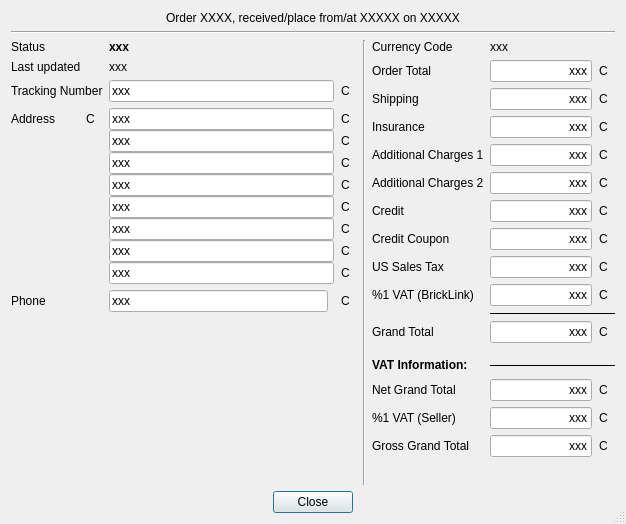
rgriebl/brickstore, file src/desktop/orderinformationdialog.ui: the form before one commit.
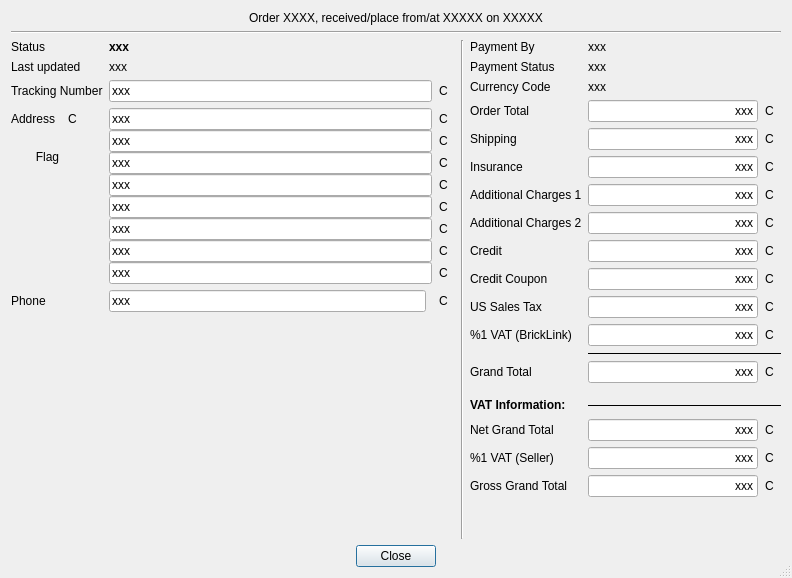
The form after the commit. Icons and pictures are not drawn.

Commit message:
Some improvements to the order info dialog
Plus cleanups in the order code.

Closes: #503

Diff of the .ui file:
```diff
--- a/src/desktop/orderinformationdialog.ui
+++ b/src/desktop/orderinformationdialog.ui
@@ -6,8 +6,8 @@
    <rect>
     <x>0</x>
     <y>0</y>
-    <width>626</width>
-    <height>524</height>
+    <width>792</width>
+    <height>578</height>
    </rect>
   </property>
   <property name="sizePolicy">
@@ -157,31 +157,42 @@
          </layout>
         </item>
         <item row="3" column="0">
-         <layout class="QHBoxLayout" name="horizontalLayout_2">
-          <property name="spacing">
-           <number>24</number>
-          </property>
+         <layout class="QGridLayout" name="w_addressLayout">
           <property name="sizeConstraint">
-           <enum>QLayout::SetDefaultConstraint</enum>
+           <enum>QLayout::SetNoConstraint</enum>
           </property>
-          <item>
+          <item row="0" column="1">
+           <widget class="QToolButton" name="w_addressCopy">
+            <property name="text">
+             <string notr="true">C</string>
+            </property>
+            <property name="icon">
+             <iconset theme="edit-copy">
+              <normaloff>.</normaloff>.</iconset>
+            </property>
+            <property name="autoRaise">
+             <bool>true</bool>
+            </property>
+           </widget>
+          </item>
+          <item row="0" column="0">
            <widget class="QLabel" name="label_17">
             <property name="text">
              <string>Address</string>
             </property>
            </widget>
           </item>
-          <item alignment="Qt::AlignRight">
-           <widget class="QToolButton" name="w_addressCopy">
+          <item row="1" column="0" colspan="2">
+           <widget class="QLabel" name="w_countryFlag">
             <property name="text">
-             <string notr="true">C</string>
+             <string notr="true">Flag</string>
             </property>
             <property name="icon">
              <iconset theme="edit-copy">
               <normaloff>.</normaloff>.</iconset>
             </property>
-            <property name="autoRaise">
-             <bool>true</bool>
+            <property name="alignment">
+             <set>Qt::AlignCenter</set>
             </property>
            </widget>
           </item>
@@ -455,6 +466,9 @@
           <property name="orientation">
            <enum>Qt::Vertical</enum>
           </property>
+          <property name="sizeType">
+           <enum>QSizePolicy::MinimumExpanding</enum>
+          </property>
           <property name="sizeHint" stdset="0">
            <size>
             <width>20</width>
@@ -494,14 +508,14 @@
         <property name="bottomMargin">
          <number>0</number>
         </property>
-        <item row="0" column="0">
+        <item row="2" column="0">
          <widget class="QLabel" name="w_currencyCodeLabel">
           <property name="text">
            <string>Currency Code</string>
           </property>
          </widget>
         </item>
-        <item row="0" column="1">
+        <item row="2" column="1">
          <widget class="QLabel" name="w_currencyCode">
           <property name="text">
            <string notr="true">xxx</string>
@@ -511,14 +525,14 @@
           </property>
          </widget>
         </item>
-        <item row="1" column="0">
+        <item row="4" column="0">
          <widget class="QLabel" name="w_orderTotalLabel">
           <property name="text">
            <string>Order Total</string>
           </property>
          </widget>
         </item>
-        <item row="1" column="1">
+        <item row="4" column="1">
          <layout class="QHBoxLayout" name="horizontalLayout_38">
           <property name="spacing">
            <number>0</number>
@@ -552,14 +566,14 @@
           </item>
          </layout>
         </item>
-        <item row="2" column="0">
+        <item row="5" column="0">
          <widget class="QLabel" name="w_shippingLabel">
           <property name="text">
            <string>Shipping</string>
           </property>
          </widget>
         </item>
-        <item row="2" column="1">
+        <item row="5" column="1">
          <layout class="QHBoxLayout" name="horizontalLayout_24">
           <property name="spacing">
            <number>0</number>
@@ -593,14 +607,14 @@
           </item>
          </layout>
         </item>
-        <item row="3" column="0">
+        <item row="6" column="0">
          <widget class="QLabel" name="w_insuranceLabel">
           <property name="text">
            <string>Insurance</string>
           </property>
          </widget>
         </item>
-        <item row="3" column="1">
+        <item row="6" column="1">
          <layout class="QHBoxLayout" name="horizontalLayout_25">
           <property name="spacing">
            <number>0</number>
@@ -634,14 +648,14 @@
           </item>
          </layout>
         </item>
-        <item row="4" column="0">
+        <item row="7" column="0">
          <widget class="QLabel" name="w_addCharges1Label">
           <property name="text">
            <string>Additional Charges 1</string>
           </property>
          </widget>
         </item>
-        <item row="4" column="1">
+        <item row="7" column="1">
          <layout class="QHBoxLayout" name="horizontalLayout_27">
           <property name="spacing">
            <number>0</number>
@@ -675,14 +689,14 @@
           </item>
          </layout>
         </item>
-        <item row="5" column="0">
+        <item row="8" column="0">
          <widget class="QLabel" name="w_addCharges2Label">
           <property name="text">
            <string>Additional Charges 2</string>
           </property>
          </widget>
         </item>
-        <item row="5" column="1">
+        <item row="8" column="1">
          <layout class="QHBoxLayout" name="horizontalLayout_40">
           <property name="spacing">
            <number>0</number>
@@ -716,14 +730,14 @@
           </item>
          </layout>
         </item>
-        <item row="6" column="0">
+        <item row="9" column="0">
          <widget class="QLabel" name="w_creditLabel">
           <property name="text">
            <string>Credit</string>
           </property>
          </widget>
         </item>
-        <item row="6" column="1">
+        <item row="9" column="1">
          <layout class="QHBoxLayout" name="horizontalLayout_39">
           <property name="spacing">
            <number>0</number>
@@ -757,14 +771,14 @@
           </item>
          </layout>
         </item>
-        <item row="7" column="0">
+        <item row="10" column="0">
          <widget class="QLabel" name="w_creditCouponLabel">
           <property name="text">
            <string>Credit Coupon</string>
           </property>
          </widget>
         </item>
-        <item row="7" column="1">
+        <item row="10" column="1">
          <layout class="QHBoxLayout" name="horizontalLayout_43">
           <property name="spacing">
            <number>0</number>
@@ -798,14 +812,14 @@
           </item>
          </layout>
         </item>
-        <item row="8" column="0">
+        <item row="11" column="0">
          <widget class="QLabel" name="w_salesTaxLabel">
           <property name="text">
            <string>US Sales Tax</string>
           </property>
          </widget>
         </item>
-        <item row="8" column="1">
+        <item row="11" column="1">
          <layout class="QHBoxLayout" name="horizontalLayout_46">
           <property name="spacing">
            <number>0</number>
@@ -839,7 +853,7 @@
           </item>
          </layout>
         </item>
-        <item row="10" column="1">
+        <item row="13" column="1">
          <widget class="Line" name="line_3">
           <property name="sizePolicy">
            <sizepolicy hsizetype="MinimumExpanding" vsizetype="Fixed">
@@ -855,14 +869,14 @@
           </property>
          </widget>
         </item>
-        <item row="11" column="0">
+        <item row="14" column="0">
          <widget class="QLabel" name="w_grandTotalLabel">
           <property name="text">
            <string>Grand Total</string>
           </property>
          </widget>
         </item>
-        <item row="11" column="1">
+        <item row="14" column="1">
          <layout class="QHBoxLayout" name="horizontalLayout_49">
           <property name="spacing">
            <number>0</number>
@@ -896,7 +910,7 @@
           </item>
          </layout>
         </item>
-        <item row="13" column="0">
+        <item row="16" column="0">
          <widget class="QLabel" name="w_vatInfoLabel">
           <property name="font">
            <font>
@@ -912,14 +926,14 @@
           </property>
          </widget>
         </item>
-        <item row="14" column="0">
+        <item row="17" column="0">
          <widget class="QLabel" name="w_netGrandTotalLabel">
           <property name="text">
            <string>Net Grand Total</string>
           </property>
          </widget>
         </item>
-        <item row="14" column="1">
+        <item row="17" column="1">
          <layout class="QHBoxLayout" name="horizontalLayout_6">
           <property name="spacing">
            <number>0</number>
@@ -953,14 +967,14 @@
           </item>
          </layout>
         </item>
-        <item row="15" column="0">
+        <item row="18" column="0">
          <widget class="QLabel" name="w_vatSellerLabel">
           <property name="text">
            <string comment="x% VAT (Seller or BrickLink)">%1 VAT (Seller)</string>
           </property>
          </widget>
         </item>
-        <item row="15" column="1">
+        <item row="18" column="1">
          <layout class="QHBoxLayout" name="horizontalLayout_44">
           <property name="spacing">
            <number>0</number>
@@ -994,14 +1008,14 @@
           </item>
          </layout>
         </item>
-        <item row="16" column="0">
+        <item row="19" column="0">
          <widget class="QLabel" name="w_grossGrandTotalLabel">
           <property name="text">
            <string>Gross Grand Total</string>
           </property>
          </widget>
         </item>
-        <item row="16" column="1">
+        <item row="19" column="1">
          <layout class="QHBoxLayout" name="horizontalLayout_5">
           <property name="spacing">
            <number>0</number>
@@ -1035,7 +1049,7 @@
           </item>
          </layout>
         </item>
-        <item row="13" column="1">
+        <item row="16" column="1">
          <widget class="QLabel" name="w_vatSeparator">
           <property name="frameShape">
            <enum>QFrame::HLine</enum>
@@ -1045,7 +1059,7 @@
           </property>
          </widget>
         </item>
-        <item row="9" column="1">
+        <item row="12" column="1">
          <layout class="QHBoxLayout" name="horizontalLayout_7">
           <property name="spacing">
            <number>0</number>
@@ -1079,14 +1093,14 @@
           </item>
          </layout>
         </item>
-        <item row="9" column="0">
+        <item row="12" column="0">
          <widget class="QLabel" name="w_vatBLLabel">
           <property name="text">
            <string>%1 VAT (BrickLink)</string>
           </property>
          </widget>
         </item>
-        <item row="12" column="1">
+        <item row="15" column="1">
          <spacer name="verticalSpacer_2">
           <property name="orientation">
            <enum>Qt::Vertical</enum>
@@ -1102,6 +1116,40 @@
           </property>
          </spacer>
         </item>
+        <item row="0" column="0">
+         <widget class="QLabel" name="label">
+          <property name="text">
+           <string>Payment By</string>
+          </property>
+         </widget>
+        </item>
+        <item row="1" column="0">
+         <widget class="QLabel" name="w_paymentStatusLabel">
+          <property name="text">
+           <string>Payment Status</string>
+          </property>
+         </widget>
+        </item>
+        <item row="0" column="1">
+         <widget class="QLabel" name="w_paymentType">
+          <property name="text">
+           <string notr="true">xxx</string>
+          </property>
+          <property name="textInteractionFlags">
+           <set>Qt::LinksAccessibleByMouse|Qt::TextSelectableByMouse</set>
+          </property>
+         </widget>
+        </item>
+        <item row="1" column="1">
+         <widget class="QLabel" name="w_paymentStatus">
+          <property name="text">
+           <string notr="true">xxx</string>
+          </property>
+          <property name="textInteractionFlags">
+           <set>Qt::LinksAccessibleByMouse|Qt::TextSelectableByMouse</set>
+          </property>
+         </widget>
+        </item>
        </layout>
       </widget>
      </item>
```
Left out of the diff: 5 changed lines with no effect on the pictures. The commit also changes 4 other files.
